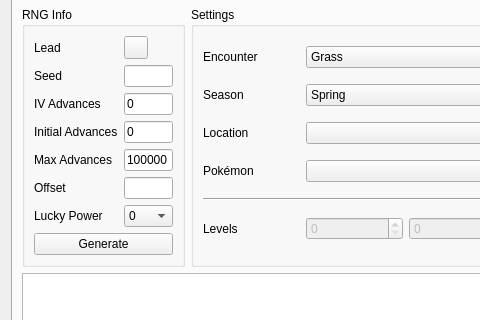
This is Form/Gen5/Wild5.ui in Admiral-Fish/PokeFinder as Qt 5 draws it before an edit; both pictures show x 0 to 480 and y 136 to 456 of the 1200 by 700 pixel window. The edited form follows.
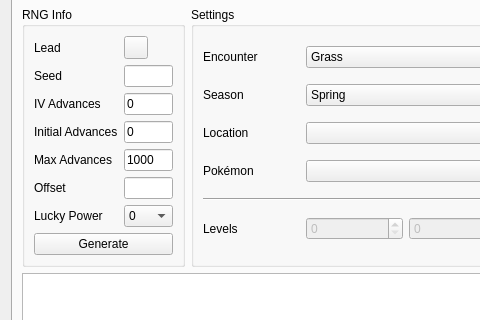
This is the edited form. Custom widgets are drawn as their Qt base class.

Patch:
```diff
--- a/Form/Gen5/Wild5.ui
+++ b/Form/Gen5/Wild5.ui
@@ -245,7 +245,7 @@
           <item row="4" column="1">
            <widget class="TextBox" name="textBoxGeneratorMaxAdvances">
             <property name="text">
-             <string notr="true">100000</string>
+             <string notr="true">1000</string>
             </property>
            </widget>
           </item>
```
